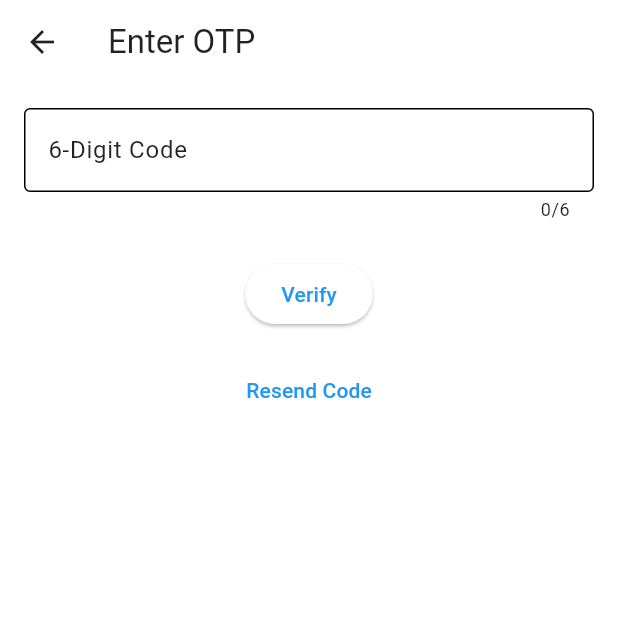
After one commit to Nerdology-io/LumiFrame2, a Flutter app: the OtpScreen screen opened by its route, on a phone screen of 412 x 824 dp, the top half of it. The commit adds this screen. Run offline on Flutter 3.47's test engine with Material 3 defaults, Android fonts, the phone set to English and light mode, and no system bars; our stand-ins replace cached_network_image, cloud_firestore, firebase_auth, firebase_core, firebase_storage, get and 5 more; missing offline and left inert: flutter_facebook_auth, photo_manager; accounts and stored records are empty; network calls fail.

Commit message:
Added Phone Number Login (Stable)
Does not fully work but the build is there

```diff
--- a/lib/routes/app_routes.dart
+++ b/lib/routes/app_routes.dart
@@ -1,6 +1,8 @@
 import 'package:get/get.dart';
 import '../screens/auth/email_address_screen.dart';
 import '../screens/auth/login_screen.dart';
+import '../screens/auth/otp_screen.dart';
+import '../screens/auth/phone_login_screen.dart';
 import '../screens/dashboard/components/cast_screen.dart';
 import '../screens/dashboard/components/dashboard_screen.dart';
 import '../screens/dashboard/components/media_browsing_screen.dart';
@@ -18,6 +20,8 @@ class AppRoutes {
   static final routes = [
     GetPage(name: '/auth/login', page: () => LoginScreen()),
     GetPage(name: '/auth/email_address', page: () => EmailAddressScreen()),
+    GetPage(name: '/auth/phone-login', page: () => const PhoneLoginScreen()),
+    GetPage(name: '/auth/otp', page: () => const OtpScreen()),
     GetPage(name: '/dashboard/cast', page: () => CastScreen()),
     GetPage(name: '/dashboard', page: () => DashboardScreen()),
     GetPage(name: '/dashboard/media_browsing', page: () => MediaBrowsingScreen()),
--- a/lib/screens/auth/login_screen.dart
+++ b/lib/screens/auth/login_screen.dart
@@ -96,6 +96,12 @@ class LoginScreen extends StatelessWidget {
               label: const Text('Sign in with Facebook'),
               onPressed: () => controller.signInWithFacebook(),
             ),
+            const SizedBox(height: 12),
+            ElevatedButton.icon(
+              icon: const Icon(Icons.phone),
+              label: const Text('Sign in with Phone'),
+              onPressed: () => Get.toNamed('/auth/phone-login'),
+            ),
             const SizedBox(height: 24),
             controller.errorMessage.value.isNotEmpty
                 ? Text(controller.errorMessage.value, style: const TextStyle(color: Colors.red))
--- /dev/null
+++ b/lib/screens/auth/otp_screen.dart
@@ -0,0 +1,62 @@
+import 'package:flutter/material.dart';
+import 'package:get/get.dart';
+import '../../controllers/auth_controller.dart';
+
+class OtpScreen extends StatelessWidget {
+  const OtpScreen({super.key});
+
+  @override
+  Widget build(BuildContext context) {
+    final AuthController controller = Get.find<AuthController>();
+    final GlobalKey<FormState> formKey = GlobalKey<FormState>();
+    final TextEditingController otpController = TextEditingController();
+
+    return Scaffold(
+      appBar: AppBar(title: const Text('Enter OTP')),
+      body: SingleChildScrollView(
+        padding: const EdgeInsets.all(16.0),
+        child: Form(
+          key: formKey,
+          child: Column(
+            mainAxisAlignment: MainAxisAlignment.center,
+            children: [
+              TextFormField(
+                controller: otpController,
+                decoration: const InputDecoration(
+                  labelText: '6-Digit Code',
+                  border: OutlineInputBorder(),
+                ),
+                keyboardType: TextInputType.number,
+                maxLength: 6,
+                validator: (value) => value?.length != 6 ? 'Enter 6-digit code' : null,
+              ),
+              const SizedBox(height: 24),
+              Obx(() => controller.isLoading.value
+                  ? const CircularProgressIndicator()
+                  : ElevatedButton(
+                      onPressed: () {
+                        if (formKey.currentState?.validate() ?? false) {
+                          controller.confirmOtp(otpController.text);
+                        }
+                      },
+                      child: const Text('Verify'),
+                    ),
+              ),
+              Obx(() => controller.errorMessage.value.isNotEmpty
+                  ? Text(controller.errorMessage.value, style: const TextStyle(color: Colors.red))
+                  : const SizedBox.shrink(),
+              ),
+              const SizedBox(height: 16),
+              TextButton(
+                onPressed: () {
+                  Get.back();
+                },
+                child: const Text('Resend Code'),
+              ),
+            ],
+          ),
+        ),
+      ),
+    );
+  }
+}
```
Also changed, not shown: lib/controllers/auth_controller.dart (+66 -0 lines), lib/screens/auth/phone_login_screen.dart (added, +54 -0 lines).
